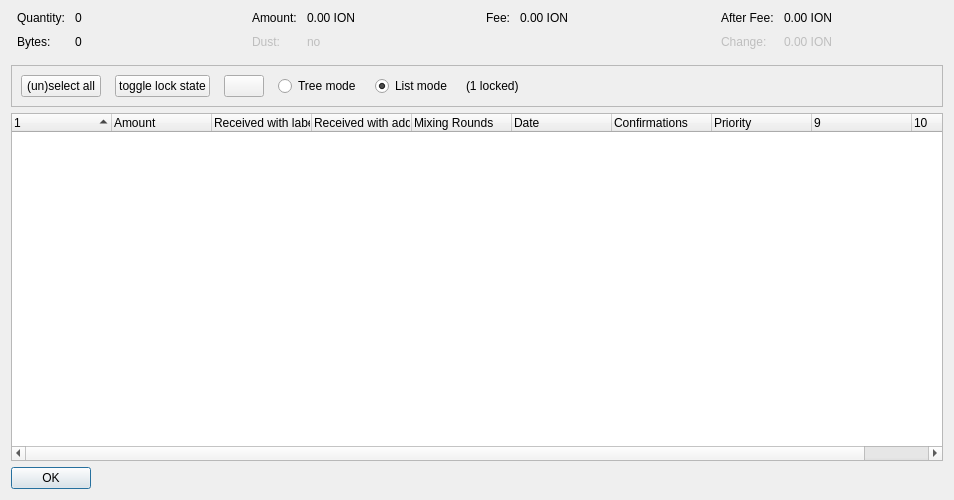
The window that src/qt/forms/coincontroldialog.ui (cryptolinux/ion) describes before a commit, drawn with Qt 5.
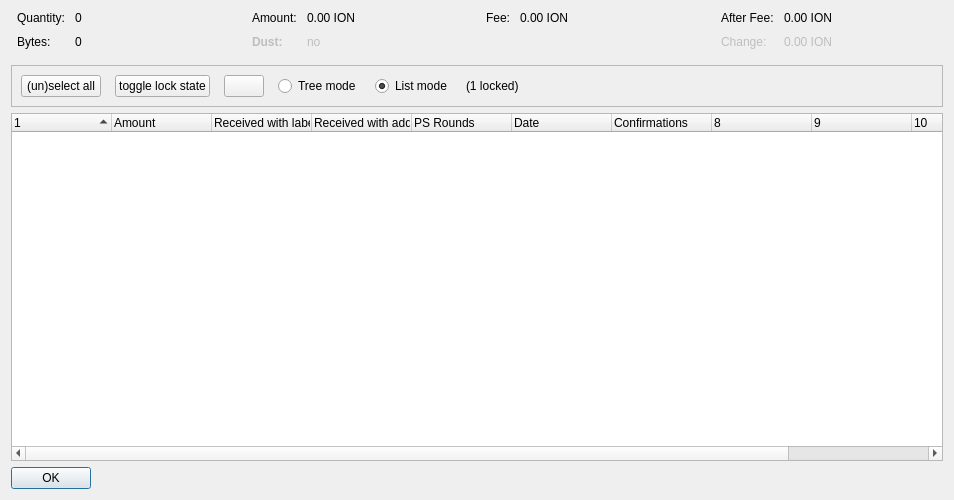
The same window after the commit. Custom widgets are drawn as their Qt base class.

Diff of the .ui file:
```diff
--- a/src/qt/forms/coincontroldialog.ui
+++ b/src/qt/forms/coincontroldialog.ui
@@ -126,6 +126,12 @@
          <property name="enabled">
           <bool>false</bool>
          </property>
+         <property name="font">
+          <font>
+           <weight>75</weight>
+           <bold>true</bold>
+          </font>
+         </property>
          <property name="text">
           <string>Dust:</string>
          </property>
@@ -392,7 +398,7 @@
       <bool>false</bool>
      </property>
      <property name="columnCount">
-      <number>10</number>
+      <number>11</number>
      </property>
      <attribute name="headerShowSortIndicator" stdset="0">
       <bool>true</bool>
@@ -422,7 +428,7 @@
      </column>
      <column>
       <property name="text">
-       <string>Mixing Rounds</string>
+       <string>PS Rounds</string>
       </property>
      </column>
      <column>
@@ -440,7 +446,12 @@
      </column>
      <column>
       <property name="text">
-       <string>Priority</string>
+       <string/>
+      </property>
+     </column>
+     <column>
+      <property name="text">
+       <string/>
       </property>
      </column>
      <column>
```
